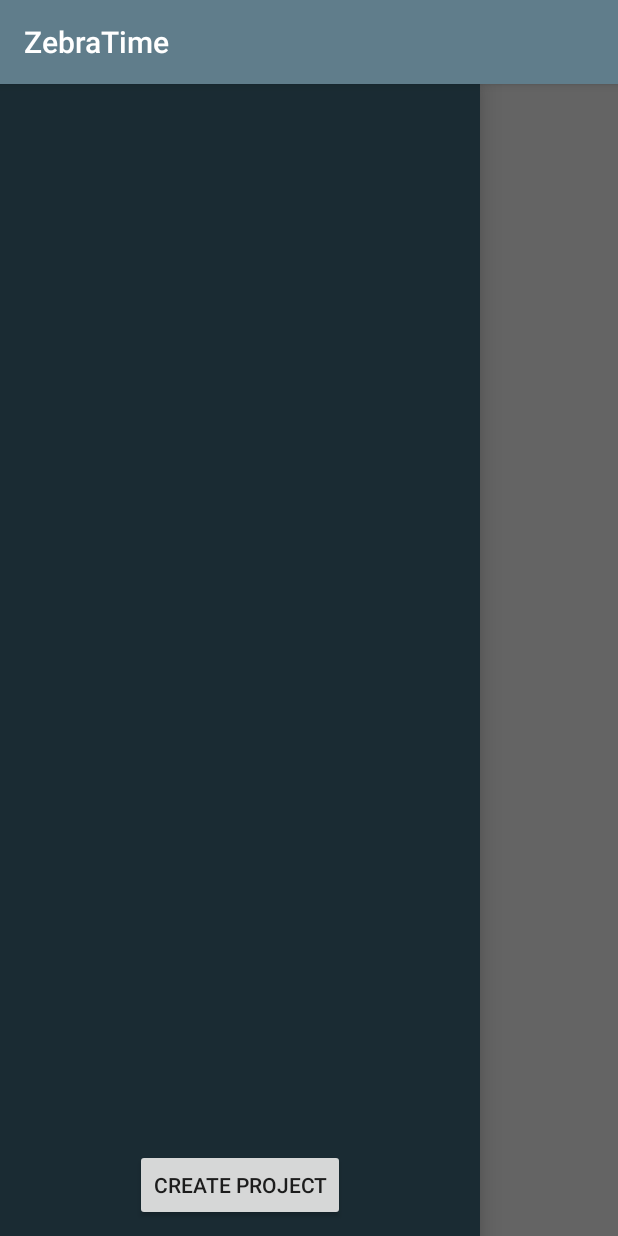
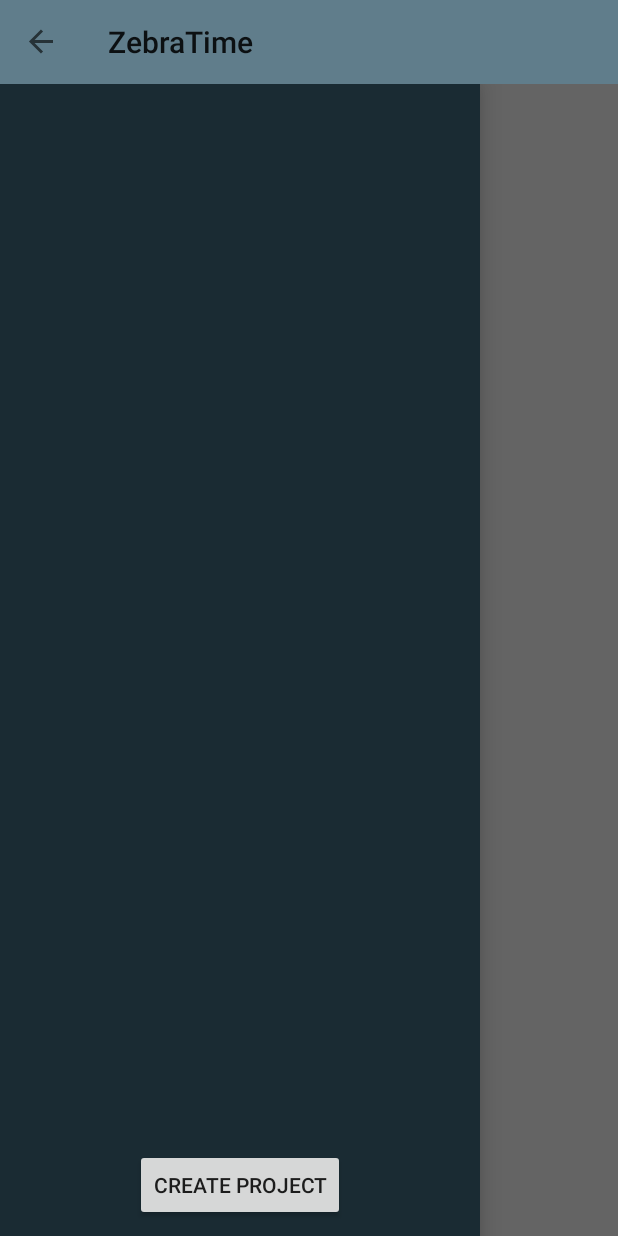
Before and after one commit to VitaliyBelyaev/ZebraTime, an Android app: the screen it shows after launch (MainActivity), with the side drawer open, on a phone screen of 412 x 824 dp. Run offline under Robolectric (Android 15) with nearby library versions, the phone set to English and light mode, and no system bars; our stand-ins replace Firebase (no records; nobody signed in at launch, a user with empty details on screens opened directly); 3 statements that could not run were skipped.

Commit message:
Add navigation control button

```diff
--- a/app/src/main/java/com/androidacademy/team5/zebratime/MainActivity.java
+++ b/app/src/main/java/com/androidacademy/team5/zebratime/MainActivity.java
@@ -1,10 +1,13 @@
 package com.androidacademy.team5.zebratime;
 
 import android.content.Intent;
+import android.content.res.Configuration;
 import android.os.Bundle;
 import android.support.annotation.NonNull;
 import android.support.v4.widget.DrawerLayout;
+import android.support.v7.app.ActionBarDrawerToggle;
 import android.support.v7.app.AppCompatActivity;
+import android.support.v7.widget.Toolbar;
 import android.util.Log;
 import android.view.Gravity;
 
@@ -21,6 +24,8 @@ import java.util.ArrayList;
 public class MainActivity extends AppCompatActivity
         implements ProjectsAdapter.ProjectOnClickHandler,
         TasksAdapter.TaskOnClickHandler {
+
+    private ActionBarDrawerToggle toggle;
 
     private DrawerLayout drawerLayout;
     public static final String PROJECT_ID = "projectId";
@@ -40,6 +45,13 @@ public class MainActivity extends AppCompatActivity
         setContentView(R.layout.activity_main);
         drawerLayout = findViewById(R.id.drawer_layout);
 
+        Toolbar toolbar = findViewById(R.id.main_toolbar);
+        setSupportActionBar(toolbar);
+
+        toggle = new ActionBarDrawerToggle(this, drawerLayout, toolbar, R.string.open, R.string.close);
+        toggle.setDrawerIndicatorEnabled(true);
+        drawerLayout.addDrawerListener(toggle);
+
         database = FirebaseDatabase.getInstance();
         tasksRef = database.getReference("Tasks");
         sessionsRef = database.getReference("Sessions");
@@ -54,6 +66,17 @@ public class MainActivity extends AppCompatActivity
         setLastProject();
     }
 
+    @Override
+    protected void onPostCreate(Bundle savedInstanceState) {
+        super.onPostCreate(savedInstanceState);
+        toggle.syncState();
+    }
+
+    @Override
+    public void onConfigurationChanged(Configuration newConfig) {
+        super.onConfigurationChanged(newConfig);
+        toggle.onConfigurationChanged(newConfig);
+    }
 
     private void setLastProject() {
         Log.i("FB", "in getLastProjectId");
--- a/app/src/main/res/layout/activity_main.xml
+++ b/app/src/main/res/layout/activity_main.xml
@@ -1,4 +1,18 @@
 <?xml version="1.0" encoding="utf-8"?>
+
+<LinearLayout xmlns:android="http://schemas.android.com/apk/res/android"
+    android:layout_width="match_parent"
+    android:layout_height="match_parent"
+    android:orientation="vertical">
+
+    <android.support.v7.widget.Toolbar
+        android:id="@+id/main_toolbar"
+        android:layout_width="match_parent"
+        android:layout_height="wrap_content"
+        android:minHeight="?attr/actionBarSize"
+        android:background="?attr/colorPrimary"
+        theme="@style/ThemeOverlay.AppCompat.ActionBar" />
+
     <android.support.v4.widget.DrawerLayout xmlns:android="http://schemas.android.com/apk/res/android"
         xmlns:tools="http://schemas.android.com/tools"
         android:id="@+id/drawer_layout"
@@ -10,17 +24,15 @@
         <FrameLayout
             android:id="@+id/main_container"
             android:layout_width="match_parent"
-        android:layout_height="match_parent">
-    </FrameLayout>
+            android:layout_height="match_parent"/>
 
         <FrameLayout
             android:id="@+id/left_container"
-
+            android:name="com.androidacademy.team5.zebratime.AllProjectsFragment"
             android:layout_width="320dp"
             android:layout_height="match_parent"
             android:layout_gravity="start"
-        android:background="@color/leftDrawerColor"
-        android:name="com.androidacademy.team5.zebratime.AllProjectsFragment">
-    </FrameLayout>
+            android:background="@color/leftDrawerColor"/>
 
     </android.support.v4.widget.DrawerLayout>
+</LinearLayout>
--- a/app/src/main/res/values/strings.xml
+++ b/app/src/main/res/values/strings.xml
@@ -7,6 +7,9 @@
     <string name="ok_button">Ok</string>
     <string name="details_label">Detailed information</string>
     <string name="settings_label">Settings</string>
+
+    <string name="open">Open drawer</string>
+    <string name="close">Close drawer</string>
 
     <!--Menus-->
     <string name="open_in_browser">Open in browser</string>
--- a/app/src/main/res/values/styles.xml
+++ b/app/src/main/res/values/styles.xml
@@ -1,7 +1,7 @@
 <resources>
 
 <!-- Base application theme. -->
-<style name="AppTheme" parent="Theme.AppCompat.Light.DarkActionBar">
+<style name="AppTheme" parent="Theme.AppCompat.Light.NoActionBar">
 
     <!-- Customize your theme here. -->
     <item name="colorPrimary">@color/colorPrimary</item>
```
Lines whose indentation alone changed are shown as unchanged.
